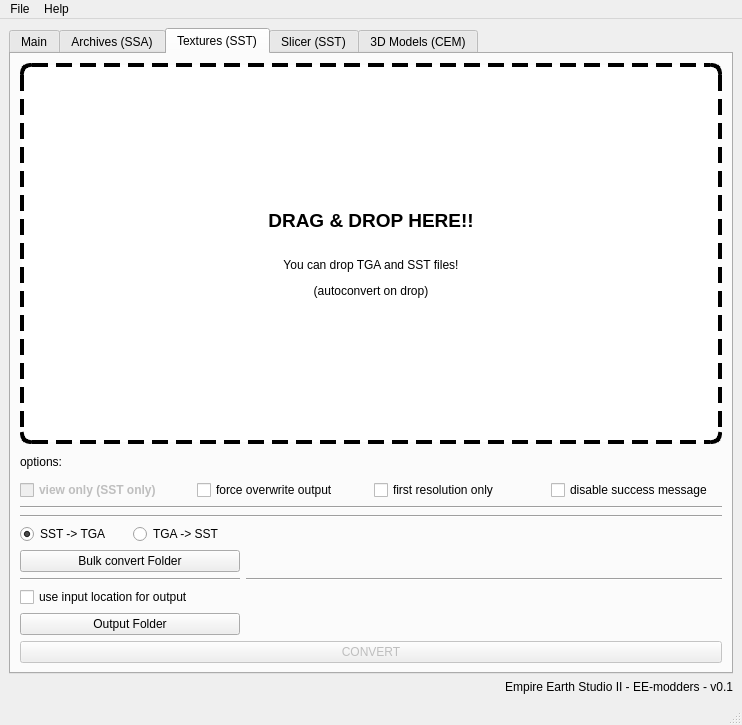
Qt form src/lib/mainWindow.ui (EE-modders/Empire-Earth-Studio-2) before a commit.
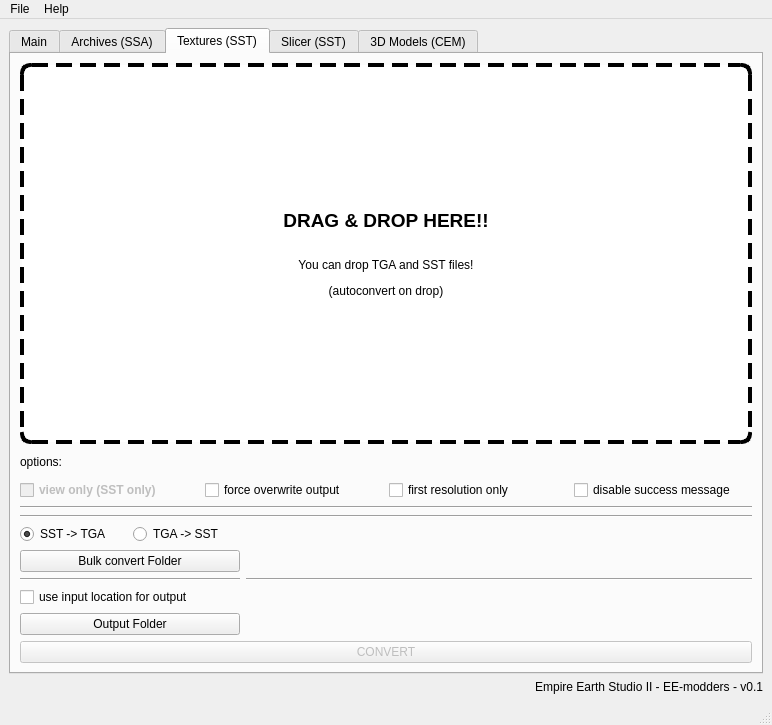
The same form after that commit. Custom widgets are drawn as their Qt base class.

Commit message: disable SST preview

The edit to the form file:
```diff
--- a/src/lib/mainWindow.ui
+++ b/src/lib/mainWindow.ui
@@ -9,7 +9,7 @@
    <rect>
     <x>0</x>
     <y>0</y>
-    <width>742</width>
+    <width>772</width>
     <height>725</height>
    </rect>
   </property>
@@ -631,7 +631,7 @@
     <rect>
      <x>0</x>
      <y>0</y>
-     <width>742</width>
+     <width>772</width>
      <height>34</height>
     </rect>
    </property>
```
The commit also changes 1 other file.
